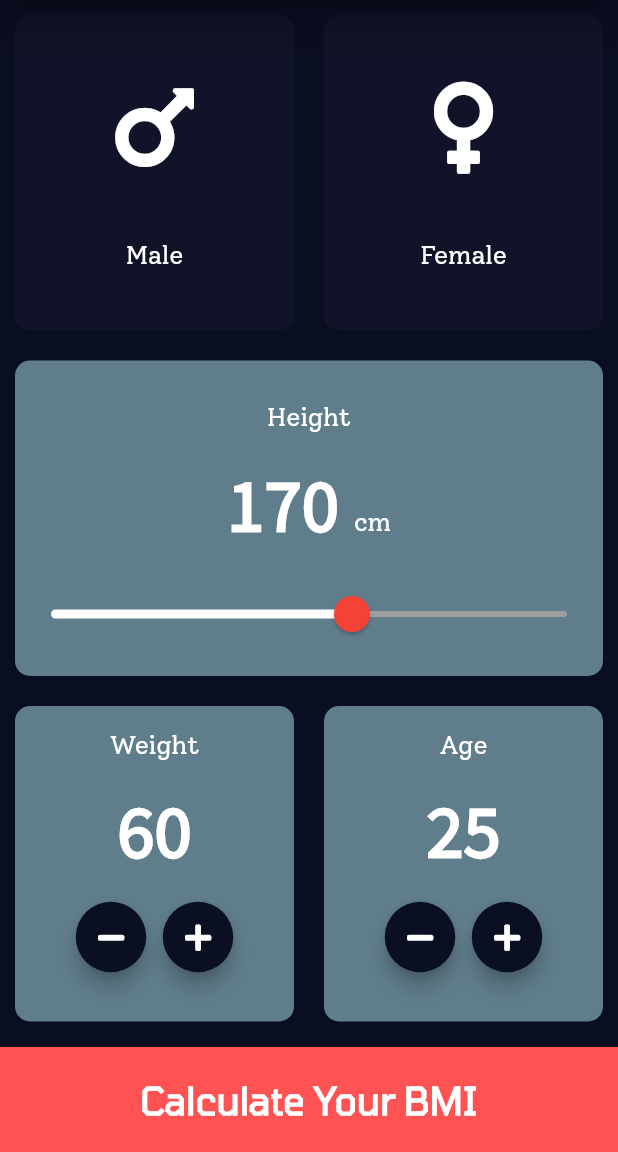
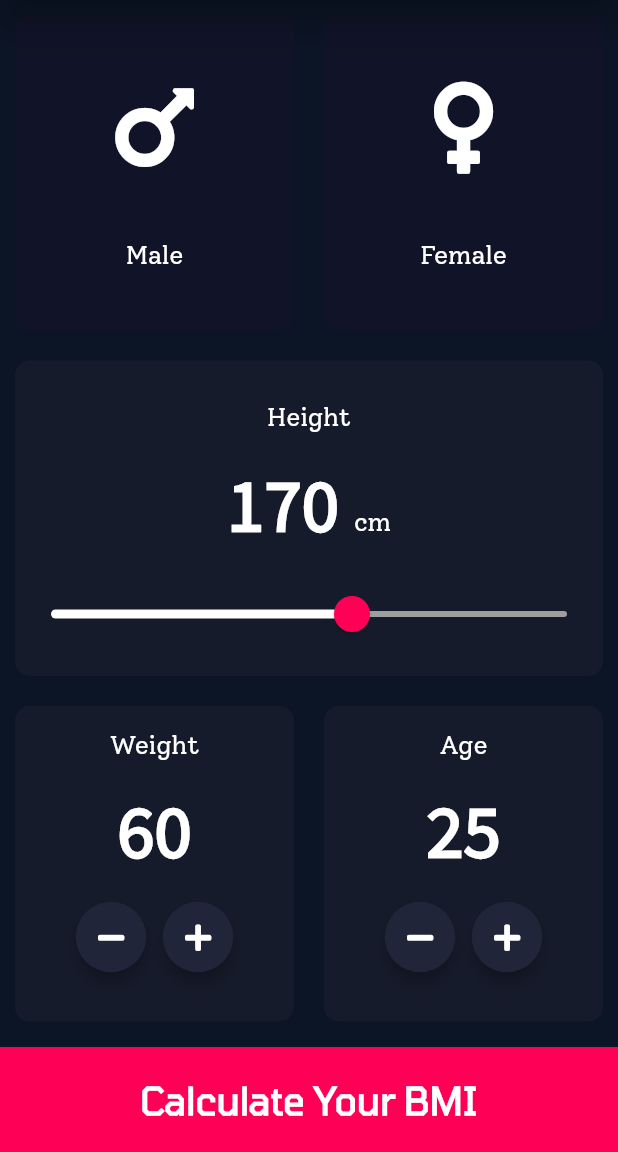
Before and after one commit to grayHatEnigma/BMI-Calculator, a Flutter app: the screen it shows after launch, on a phone screen of 412 x 824 dp, the part 84-1236 px from its top. Run offline on Flutter 3.47's test engine with Material 2 defaults, Android fonts, the phone set to English and light mode, and no system bars; our stand-ins replace font_awesome_flutter.

Commit message:
eighth commit - new color set

```diff
--- a/lib/components/round_icon_button.dart
+++ b/lib/components/round_icon_button.dart
@@ -14,7 +14,7 @@ class RoundIconButton extends StatelessWidget {
       constraints: BoxConstraints.tightFor(width: 47, height: 47),
       shape: CircleBorder(),
       fillColor: kIconButtonColor,
-      elevation: 5,
+      elevation: 4,
       onPressed: onPressed,
       child: Icon(
         icon,
--- a/lib/main/constants.dart
+++ b/lib/main/constants.dart
@@ -5,12 +5,12 @@ import 'package:flutter/material.dart';
 /*
 Colors
  */
-const Color kBackgroundColor = Color(0xFF0A0E21);
+const Color kBackgroundColor = Color(0xFF0C1526);
 const Color kAccentColor = Colors.pink;
-const Color kActiveCardColor = Colors.blueGrey;
+const Color kActiveCardColor = Color(0xFF161B2B); //#
 const Color kInactiveCardColor = Color(0xFF111328);
-const Color kBottomContainerColor = Colors.redAccent;
-const Color kIconButtonColor = Color(0xFF0A0F21);
+const Color kBottomContainerColor = Color(0xFFFF0057);
+const Color kIconButtonColor = Color(0xFF202539);
 
 /*
 Constants Numbers
--- a/lib/pages/input_page.dart
+++ b/lib/pages/input_page.dart
@@ -102,8 +102,8 @@ class _InputPageState extends State<InputPage> {
                             RoundSliderThumbShape(enabledThumbRadius: 12),
                         overlayShape:
                             RoundSliderOverlayShape(overlayRadius: 24),
-                        thumbColor: Color(0xFFF44336),
-                        overlayColor: Color(0x29F44336),
+                        thumbColor: Color(0xFFFF0057),
+                        overlayColor: Color(0x29FF0057),
                         activeTrackColor: Colors.white,
                         inactiveTrackColor: Colors.grey[500]),
                     child: Slider(
```
